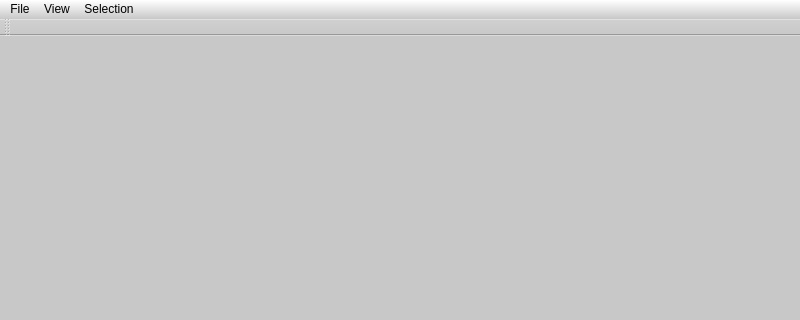
The window that src/saisie3D/mainwindow.ui (micmacIGN/micmac) describes before a commit, drawn with Qt 5; both pictures show x 0 to 800 and y 0 to 320 of the 800 by 600 pixel window.
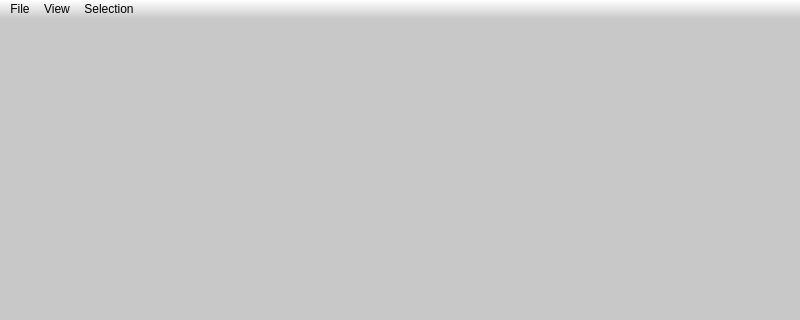
The same window after the commit. Icons and pictures are not drawn.

Diff of the .ui file:
```diff
--- a/src/saisie3D/mainwindow.ui
+++ b/src/saisie3D/mainwindow.ui
@@ -167,17 +167,6 @@
    <addaction name="menuOptions"/>
    <addaction name="menuSelection"/>
   </widget>
-  <widget class="QToolBar" name="toolBar">
-   <property name="windowTitle">
-    <string>toolBar</string>
-   </property>
-   <attribute name="toolBarArea">
-    <enum>TopToolBarArea</enum>
-   </attribute>
-   <attribute name="toolBarBreak">
-    <bool>false</bool>
-   </attribute>
-  </widget>
   <action name="actionFullScreen">
    <property name="checkable">
     <bool>true</bool>
```
